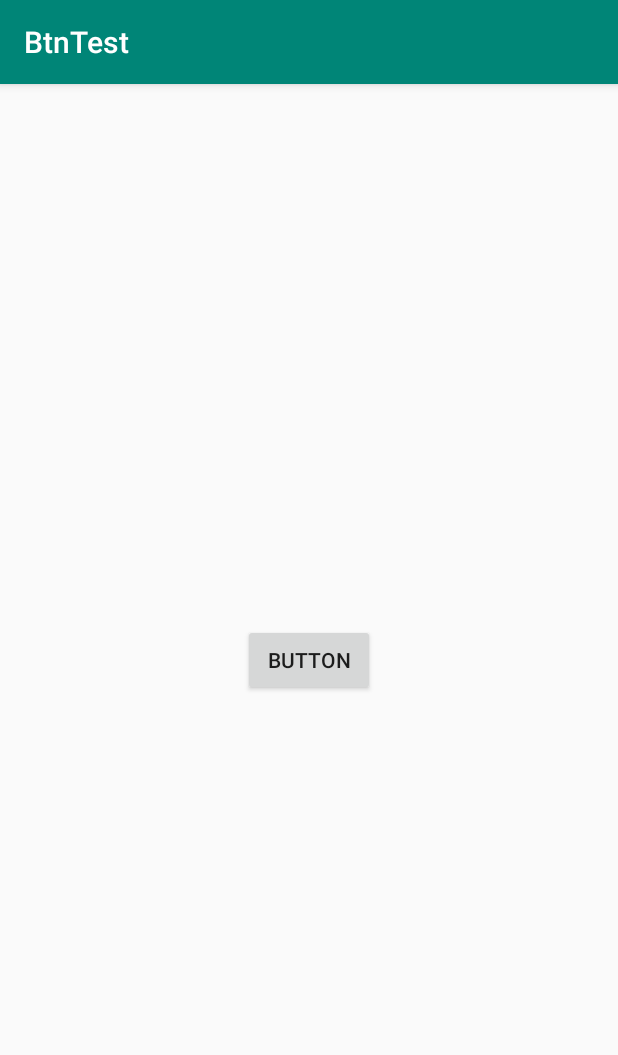
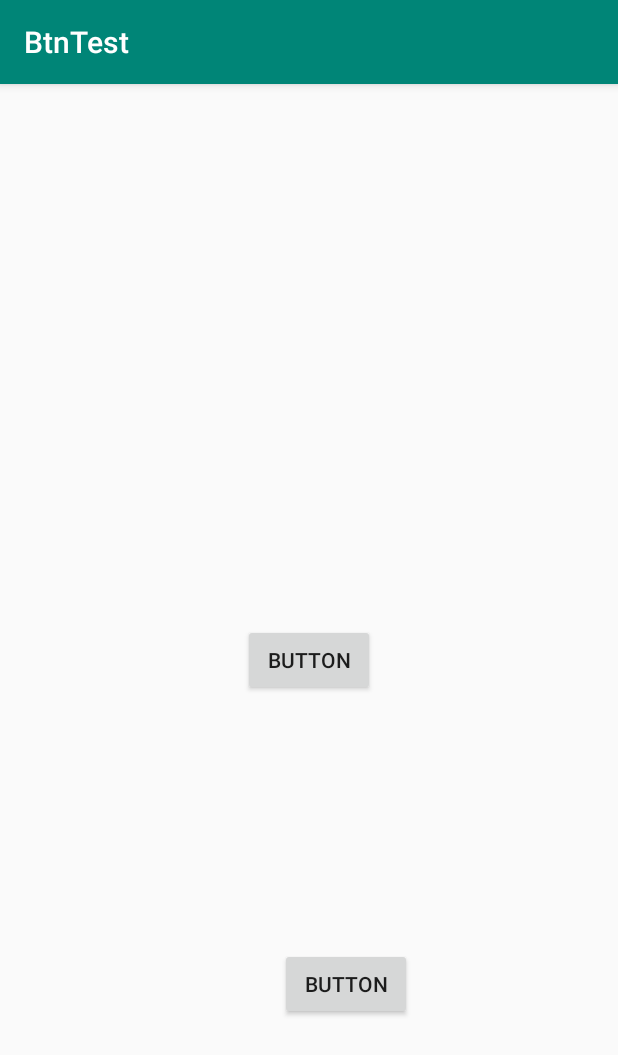
Before and after one commit to Binaryx01/Androidstudio-btntest, an Android app: the screen it shows after launch (MainActivity), on a phone screen of 412 x 824 dp. Shown: the top 1055 px of the screen. Run offline under Robolectric (Android 15) with nearby library versions, the phone set to English and light mode, and no system bars.

Commit message:
- Two Buttons are added - Toast message is added

```diff
--- a/app/src/main/java/com/xstudioo/btntest/MainActivity.java
+++ b/app/src/main/java/com/xstudioo/btntest/MainActivity.java
@@ -16,7 +16,7 @@ public class MainActivity extends AppCompatActivity {
 
         Button button = (Button) findViewById(R.id.button);
 
-
+        Button button1 = (Button) findViewById(R.id.button1);
 
         button.setOnClickListener(new View.OnClickListener() {
             @Override
@@ -27,5 +27,21 @@ public class MainActivity extends AppCompatActivity {
 
             }
         });
+
+
+    button1.setOnClickListener(new View.OnClickListener() {
+        @Override
+        public void onClick(View v) {
+
+            Toast.makeText(MainActivity.this, "Second button", Toast.LENGTH_SHORT).show();
+
+
+
+        }
+    });
+
+
+
+
     }
 }
--- a/app/src/main/res/layout/activity_main.xml
+++ b/app/src/main/res/layout/activity_main.xml
@@ -14,4 +14,18 @@
         android:text="Button"
         tools:layout_editor_absoluteX="147dp"
         tools:layout_editor_absoluteY="154dp" />
+
+    <Button
+        android:id="@+id/button1"
+        android:layout_width="wrap_content"
+        android:layout_height="wrap_content"
+        android:layout_alignParentEnd="true"
+        android:layout_alignParentBottom="true"
+        android:layout_marginEnd="137dp"
+        android:layout_marginBottom="144dp"
+        android:text="Button"
+        tools:layout_editor_absoluteX="147dp"
+        tools:layout_editor_absoluteY="154dp" />
+
+
 </RelativeLayout>
```
